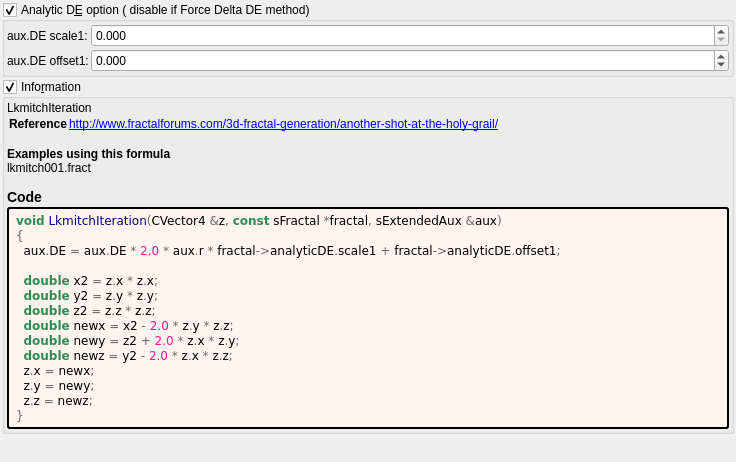
Qt form mandelbulber2/formula/ui/lkmitch.ui (irinox-ctrl/mandelbulber2) before a commit.
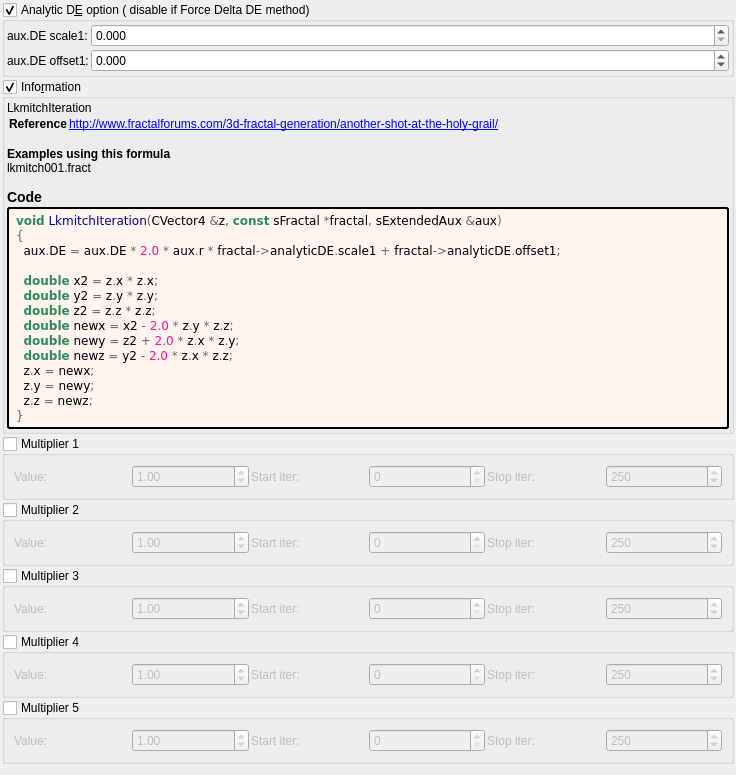
The same form after that commit. Custom widgets are drawn as their Qt base class.

Commit message:
feat: add 5 general-purpose multipliers to all 1007 fractal formulas
Each multiplier has:
- Checkbox (OFF by default)
- Value spinbox (default 1.0, range -100 to 100)
- Iteration start/stop range

Logic: z *= value; DE *= |value|;

Uses existing transformCommon parameters:
- Checkboxes: functionEnabledBx/By/Bz/Bw/CzFalse
- Values: scale4/5/6/8/16
- Ranges: startIterationsB-F/stopIterationsB-F

Modified 1007 .cpp (CPU), 1006 .cl (GPU), 1023 .ui files.
Both source (formula/) and deploy (deploy/share/) copies updated.

```diff
--- a/mandelbulber2/formula/ui/lkmitch.ui
+++ b/mandelbulber2/formula/ui/lkmitch.ui
@@ -218,6 +218,192 @@
      </layout>
     </widget>
    </item>
+   <item>
+    <widget class="MyGroupBox" name="groupCheck_transf_function_enabledBx_false">
+     <property name="title"><string>Multiplier 1</string></property>
+     <property name="checkable"><bool>true</bool></property>
+     <property name="checked"><bool>false</bool></property>
+     <layout class="QGridLayout" name="gridLayout_mult1">
+      <property name="spacing"><number>2</number></property>
+      <item row="0" column="0">
+       <widget class="QLabel"><property name="text"><string>Value:</string></property></widget>
+      </item>
+      <item row="0" column="1">
+       <widget class="MyDoubleSpinBox" name="spinbox_transf_scale_4">
+        <property name="minimum"><double>-100.0</double></property><property name="maximum"><double>100.0</double></property>
+        <property name="singleStep"><double>0.01</double></property><property name="value"><double>1.0</double></property>
+       </widget>
+      </item>
+      <item row="0" column="2">
+       <widget class="QLabel"><property name="text"><string>Start iter:</string></property></widget>
+      </item>
+      <item row="0" column="3">
+       <widget class="MySpinBox" name="spinboxInt_transf_start_iterations_B">
+        <property name="minimum"><number>0</number></property><property name="maximum"><number>10000</number></property>
+        <property name="value"><number>0</number></property>
+       </widget>
+      </item>
+      <item row="0" column="4">
+       <widget class="QLabel"><property name="text"><string>Stop iter:</string></property></widget>
+      </item>
+      <item row="0" column="5">
+       <widget class="MySpinBox" name="spinboxInt_transf_stop_iterations_B">
+        <property name="minimum"><number>0</number></property><property name="maximum"><number>10000</number></property>
+        <property name="value"><number>250</number></property>
+       </widget>
+      </item>
+     </layout>
+    </widget>
+   </item>
+   <item>
+    <widget class="MyGroupBox" name="groupCheck_transf_function_enabledBy_false">
+     <property name="title"><string>Multiplier 2</string></property>
+     <property name="checkable"><bool>true</bool></property>
+     <property name="checked"><bool>false</bool></property>
+     <layout class="QGridLayout" name="gridLayout_mult2">
+      <property name="spacing"><number>2</number></property>
+      <item row="0" column="0">
+       <widget class="QLabel"><property name="text"><string>Value:</string></property></widget>
+      </item>
+      <item row="0" column="1">
+       <widget class="MyDoubleSpinBox" name="spinbox_transf_scale_5">
+        <property name="minimum"><double>-100.0</double></property><property name="maximum"><double>100.0</double></property>
+        <property name="singleStep"><double>0.01</double></property><property name="value"><double>1.0</double></property>
+       </widget>
+      </item>
+      <item row="0" column="2">
+       <widget class="QLabel"><property name="text"><string>Start iter:</string></property></widget>
+      </item>
+      <item row="0" column="3">
+       <widget class="MySpinBox" name="spinboxInt_transf_start_iterations_C">
+        <property name="minimum"><number>0</number></property><property name="maximum"><number>10000</number></property>
+        <property name="value"><number>0</number></property>
+       </widget>
+      </item>
+      <item row="0" column="4">
+       <widget class="QLabel"><property name="text"><string>Stop iter:</string></property></widget>
+      </item>
+      <item row="0" column="5">
+       <widget class="MySpinBox" name="spinboxInt_transf_stop_iterations_C">
+        <property name="minimum"><number>0</number></property><property name="maximum"><number>10000</number></property>
+        <property name="value"><number>250</number></property>
+       </widget>
+      </item>
+     </layout>
+    </widget>
+   </item>
+   <item>
+    <widget class="MyGroupBox" name="groupCheck_transf_function_enabledBz_false">
+     <property name="title"><string>Multiplier 3</string></property>
+     <property name="checkable"><bool>true</bool></property>
+     <property name="checked"><bool>false</bool></property>
+     <layout class="QGridLayout" name="gridLayout_mult3">
+      <property name="spacing"><number>2</number></property>
+      <item row="0" column="0">
+       <widget class="QLabel"><property name="text"><string>Value:</string></property></widget>
+      </item>
+      <item row="0" column="1">
+       <widget class="MyDoubleSpinBox" name="spinbox_transf_scale_6">
+        <property name="minimum"><double>-100.0</double></property><property name="maximum"><double>100.0</double></property>
+        <property name="singleStep"><double>0.01</double></property><property name="value"><double>1.0</double></property>
+       </widget>
+      </item>
+      <item row="0" column="2">
+       <widget class="QLabel"><property name="text"><string>Start iter:</string></property></widget>
+      </item>
+      <item row="0" column="3">
+       <widget class="MySpinBox" name="spinboxInt_transf_start_iterations_D">
+        <property name="minimum"><number>0</number></property><property name="maximum"><number>10000</number></property>
+        <property name="value"><number>0</number></property>
+       </widget>
+      </item>
+      <item row="0" column="4">
+       <widget class="QLabel"><property name="text"><string>Stop iter:</string></property></widget>
+      </item>
+      <item row="0" column="5">
+       <widget class="MySpinBox" name="spinboxInt_transf_stop_iterations_D">
+        <property name="minimum"><number>0</number></property><property name="maximum"><number>10000</number></property>
+        <property name="value"><number>250</number></property>
+       </widget>
+      </item>
+     </layout>
+    </widget>
+   </item>
+   <item>
+    <widget class="MyGroupBox" name="groupCheck_transf_function_enabledBw_false">
+     <property name="title"><string>Multiplier 4</string></property>
+     <property name="checkable"><bool>true</bool></property>
+     <property name="checked"><bool>false</bool></property>
+     <layout class="QGridLayout" name="gridLayout_mult4">
+      <property name="spacing"><number>2</number></property>
+      <item row="0" column="0">
+       <widget class="QLabel"><property name="text"><string>Value:</string></property></widget>
+      </item>
+      <item row="0" column="1">
+       <widget class="MyDoubleSpinBox" name="spinbox_transf_scale_8">
+        <property name="minimum"><double>-100.0</double></property><property name="maximum"><double>100.0</double></property>
+        <property name="singleStep"><double>0.01</double></property><property name="value"><double>1.0</double></property>
+       </widget>
+      </item>
+      <item row="0" column="2">
+       <widget class="QLabel"><property name="text"><string>Start iter:</string></property></widget>
+      </item>
+      <item row="0" column="3">
+       <widget class="MySpinBox" name="spinboxInt_transf_start_iterations_E">
+        <property name="minimum"><number>0</number></property><property name="maximum"><number>10000</number></property>
+        <property name="value"><number>0</number></property>
+       </widget>
+      </item>
+      <item row="0" column="4">
+       <widget class="QLabel"><property name="text"><string>Stop iter:</string></property></widget>
+      </item>
+      <item row="0" column="5">
+       <widget class="MySpinBox" name="spinboxInt_transf_stop_iterations_E">
+        <property name="minimum"><number>0</number></property><property name="maximum"><number>10000</number></property>
+        <property name="value"><number>250</number></property>
+       </widget>
+      </item>
+     </layout>
+    </widget>
+   </item>
+   <item>
+    <widget class="MyGroupBox" name="groupCheck_transf_function_enabledCz_false">
+     <property name="title"><string>Multiplier 5</string></property>
+     <property name="checkable"><bool>true</bool></property>
+     <property name="checked"><bool>false</bool></property>
+     <layout class="QGridLayout" name="gridLayout_mult5">
+      <property name="spacing"><number>2</number></property>
+      <item row="0" column="0">
+       <widget class="QLabel"><property name="text"><string>Value:</string></property></widget>
+      </item>
+      <item row="0" column="1">
+       <widget class="MyDoubleSpinBox" name="spinbox_transf_scale_16">
+        <property name="minimum"><double>-100.0</double></property><property name="maximum"><double>100.0</double></property>
+        <property name="singleStep"><double>0.01</double></property><property name="value"><double>1.0</double></property>
+       </widget>
+      </item>
+      <item row="0" column="2">
+       <widget class="QLabel"><property name="text"><string>Start iter:</string></property></widget>
+      </item>
+      <item row="0" column="3">
+       <widget class="MySpinBox" name="spinboxInt_transf_start_iterations_F">
+        <property name="minimum"><number>0</number></property><property name="maximum"><number>10000</number></property>
+        <property name="value"><number>0</number></property>
+       </widget>
+      </item>
+      <item row="0" column="4">
+       <widget class="QLabel"><property name="text"><string>Stop iter:</string></property></widget>
+      </item>
+      <item row="0" column="5">
+       <widget class="MySpinBox" name="spinboxInt_transf_stop_iterations_F">
+        <property name="minimum"><number>0</number></property><property name="maximum"><number>10000</number></property>
+        <property name="value"><number>250</number></property>
+       </widget>
+      </item>
+     </layout>
+    </widget>
+   </item>
+
    <item>
     <spacer name="verticalSpacer">
      <property name="orientation">
@@ -245,6 +431,11 @@
    <extends>QDoubleSpinBox</extends>
    <header>my_double_spin_box.h</header>
   </customwidget>
+   <customwidget>
+   <class>MySpinBox</class>
+   <extends>QSpinBox</extends>
+   <header>my_spin_box.h</header>
+  </customwidget>
  </customwidgets>
  <tabstops>
   <tabstop>groupCheck_info</tabstop>
```
The commit also changes 3972 other files.
